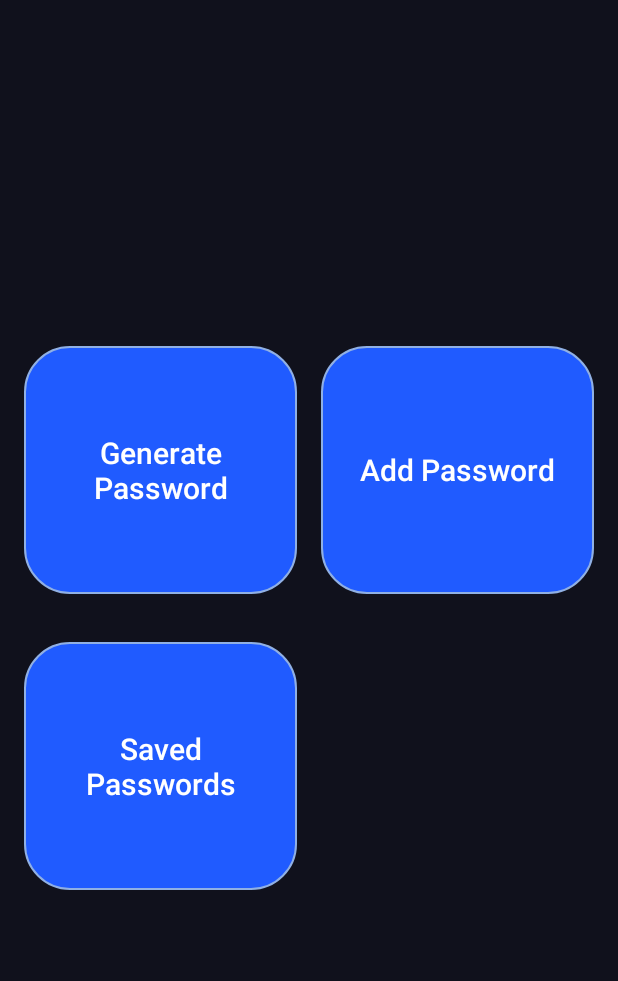
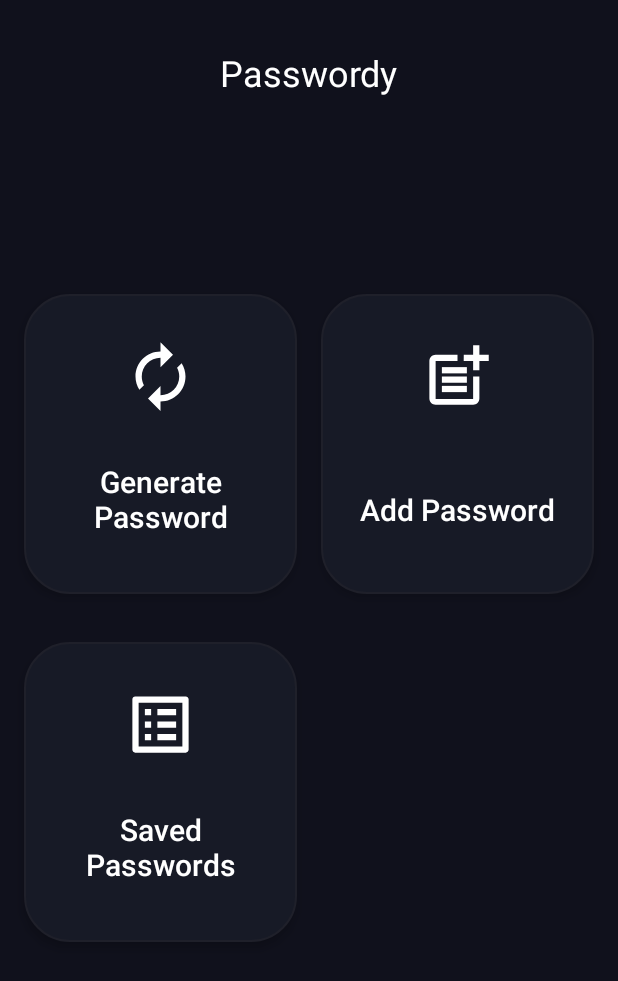
Before and after one commit to aayman93/passwordy, an Android app: the screen it shows after launch (MainActivity), on a phone screen of 412 x 824 dp. Shown: the top 981 px of the screen. Run offline under Robolectric (Android 15) with nearby library versions, the light colour scheme and no system bars; our stand-ins replace Dagger/Hilt's generated code, data binding.

Commit message:
Changed home fragment's UI

```diff
--- a/app/src/main/java/com/github/aayman93/passwordy/feature_password/presentation/save_password/SavePasswordUiState.kt
+++ b/app/src/main/java/com/github/aayman93/passwordy/feature_password/presentation/save_password/SavePasswordUiState.kt
@@ -7,7 +7,7 @@ data class SavePasswordUiState(
     val username: MutableStateFlow<String> = MutableStateFlow(""),
     val phone: MutableStateFlow<String> = MutableStateFlow(""),
     val website: MutableStateFlow<String> = MutableStateFlow(""),
-    var password: MutableStateFlow<String> = MutableStateFlow(""),
+    val password: MutableStateFlow<String> = MutableStateFlow(""),
 
     val id: Int? = null,
 
--- /dev/null
+++ b/app/src/main/res/drawable/background_home_buttons.xml
@@ -0,0 +1,9 @@
+<?xml version="1.0" encoding="utf-8"?>
+<shape xmlns:android="http://schemas.android.com/apk/res/android"
+    android:shape="rectangle">
+    <stroke
+        android:width="1dp"
+        android:color="#1f202a" />
+    <corners android:radius="30dp" />
+    <solid android:color="#171a26" />
+</shape>
--- /dev/null
+++ b/app/src/main/res/drawable/ic_add.xml
@@ -0,0 +1,13 @@
+<vector xmlns:android="http://schemas.android.com/apk/res/android" android:height="50dp" android:tint="#FFFFFF" android:viewportHeight="24" android:viewportWidth="24" android:width="50dp">
+
+    <path android:fillColor="@android:color/white" android:pathData="M17,19.22H5V7h7V5H5C3.9,5 3,5.9 3,7v12c0,1.1 0.9,2 2,2h12c1.1,0 2,-0.9 2,-2v-7h-2V19.22z"/>
+
+    <path android:fillColor="@android:color/white" android:pathData="M19,2h-2v3h-3c0.01,0.01 0,2 0,2h3v2.99c0.01,0.01 2,0 2,0V7h3V5h-3V2z"/>
+
+    <path android:fillColor="@android:color/white" android:pathData="M7,9h8v2h-8z"/>
+
+    <path android:fillColor="@android:color/white" android:pathData="M7,12l0,2l8,0l0,-2l-3,0z"/>
+
+    <path android:fillColor="@android:color/white" android:pathData="M7,15h8v2h-8z"/>
+
+</vector>
--- /dev/null
+++ b/app/src/main/res/drawable/ic_generate.xml
@@ -0,0 +1,5 @@
+<vector xmlns:android="http://schemas.android.com/apk/res/android" android:height="50dp" android:tint="#FFFFFF" android:viewportHeight="24" android:viewportWidth="24" android:width="50dp">
+
+    <path android:fillColor="@android:color/white" android:pathData="M12,6v3l4,-4 -4,-4v3c-4.42,0 -8,3.58 -8,8 0,1.57 0.46,3.03 1.24,4.26L6.7,14.8c-0.45,-0.83 -0.7,-1.79 -0.7,-2.8 0,-3.31 2.69,-6 6,-6zM18.76,7.74L17.3,9.2c0.44,0.84 0.7,1.79 0.7,2.8 0,3.31 -2.69,6 -6,6v-3l-4,4 4,4v-3c4.42,0 8,-3.58 8,-8 0,-1.57 -0.46,-3.03 -1.24,-4.26z"/>
+
+</vector>
--- /dev/null
+++ b/app/src/main/res/drawable/ic_list.xml
@@ -0,0 +1,5 @@
+<vector xmlns:android="http://schemas.android.com/apk/res/android" android:autoMirrored="true" android:height="50dp" android:tint="#FFFFFF" android:viewportHeight="24" android:viewportWidth="24" android:width="50dp">
+
+    <path android:fillColor="@android:color/white" android:pathData="M19,5v14L5,19L5,5h14m1.1,-2L3.9,3c-0.5,0 -0.9,0.4 -0.9,0.9v16.2c0,0.4 0.4,0.9 0.9,0.9h16.2c0.4,0 0.9,-0.5 0.9,-0.9L21,3.9c0,-0.5 -0.5,-0.9 -0.9,-0.9zM11,7h6v2h-6L11,7zM11,11h6v2h-6v-2zM11,15h6v2h-6zM7,7h2v2L7,9zM7,11h2v2L7,13zM7,15h2v2L7,17z"/>
+
+</vector>
--- a/app/src/main/res/layout/fragment_home.xml
+++ b/app/src/main/res/layout/fragment_home.xml
@@ -12,47 +12,118 @@
         android:layout_height="match_parent"
         tools:context=".feature_password.presentation.home.HomeFragment">
 
-        <Button
+        <TextView
+            android:id="@+id/screen_title"
+            android:layout_width="wrap_content"
+            android:layout_height="wrap_content"
+            android:layout_marginTop="32dp"
+            android:text="@string/app_name"
+            android:textAppearance="@style/TextAppearance.AppCompat.Headline"
+            app:layout_constraintEnd_toEndOf="parent"
+            app:layout_constraintStart_toStartOf="parent"
+            app:layout_constraintTop_toTopOf="parent" />
+
+        <androidx.constraintlayout.widget.ConstraintLayout
             android:id="@+id/generate_button"
-            style="@style/MainButtonStyle"
+            style="@style/HomeButtonStyle"
             android:layout_width="0dp"
-            android:layout_height="0dp"
-            app:layout_constraintDimensionRatio="1.1"
+            android:layout_height="200dp"
             android:layout_marginStart="16dp"
             android:layout_marginEnd="8dp"
             android:layout_marginBottom="32dp"
-            android:text="@string/generate_password"
-            app:layout_constraintVertical_chainStyle="packed"
             app:layout_constraintBottom_toTopOf="@id/show_button"
             app:layout_constraintEnd_toStartOf="@id/add_button"
             app:layout_constraintStart_toStartOf="parent"
-            app:layout_constraintTop_toTopOf="parent" />
+            app:layout_constraintTop_toTopOf="parent"
+            app:layout_constraintVertical_chainStyle="packed">
 
-        <Button
+            <ImageView
+                android:id="@+id/generate_icon"
+                android:layout_width="wrap_content"
+                android:layout_height="wrap_content"
+                android:contentDescription="@null"
+                app:layout_constraintEnd_toEndOf="parent"
+                app:layout_constraintStart_toStartOf="parent"
+                app:layout_constraintTop_toTopOf="parent"
+                app:srcCompat="@drawable/ic_generate" />
+
+            <TextView
+                android:layout_width="match_parent"
+                android:layout_height="wrap_content"
+                android:text="@string/generate_password"
+                android:textAlignment="center"
+                android:textAppearance="@style/TextAppearance.AppCompat.Title"
+                app:layout_constraintBottom_toBottomOf="parent"
+                app:layout_constraintTop_toBottomOf="@id/generate_icon"
+                app:layout_constraintVertical_bias="0.8" />
+
+        </androidx.constraintlayout.widget.ConstraintLayout>
+
+        <androidx.constraintlayout.widget.ConstraintLayout
             android:id="@+id/add_button"
-            style="@style/MainButtonStyle"
+            style="@style/HomeButtonStyle"
             android:layout_width="0dp"
-            android:layout_height="0dp"
-            app:layout_constraintDimensionRatio="1.1"
+            android:layout_height="200dp"
+            android:layout_marginStart="8dp"
             android:layout_marginEnd="16dp"
-            android:layout_marginStart="8dp"
-            android:text="@string/add_password"
+            app:layout_constraintBottom_toBottomOf="@id/generate_button"
             app:layout_constraintEnd_toEndOf="parent"
             app:layout_constraintStart_toEndOf="@id/generate_button"
-            app:layout_constraintTop_toTopOf="@id/generate_button"
-            app:layout_constraintBottom_toBottomOf="@id/generate_button" />
+            app:layout_constraintTop_toTopOf="@id/generate_button">
 
-        <Button
+            <ImageView
+                android:id="@+id/add_icon"
+                android:layout_width="wrap_content"
+                android:layout_height="wrap_content"
+                android:contentDescription="@null"
+                app:layout_constraintEnd_toEndOf="parent"
+                app:layout_constraintStart_toStartOf="parent"
+                app:layout_constraintTop_toTopOf="parent"
+                app:srcCompat="@drawable/ic_add" />
+
+            <TextView
+                android:layout_width="match_parent"
+                android:layout_height="wrap_content"
+                android:text="@string/add_password"
+                android:textAlignment="center"
+                android:textAppearance="@style/TextAppearance.AppCompat.Title"
+                app:layout_constraintBottom_toBottomOf="parent"
+                app:layout_constraintTop_toBottomOf="@id/add_icon"
+                app:layout_constraintVertical_bias="0.8" />
+
+        </androidx.constraintlayout.widget.ConstraintLayout>
+
+        <androidx.constraintlayout.widget.ConstraintLayout
             android:id="@+id/show_button"
-            style="@style/MainButtonStyle"
+            style="@style/HomeButtonStyle"
             android:layout_width="0dp"
-            android:layout_height="0dp"
-            app:layout_constraintDimensionRatio="1.1"
-            android:text="@string/saved_passwords"
+            android:layout_height="200dp"
             app:layout_constraintBottom_toBottomOf="parent"
+            app:layout_constraintEnd_toEndOf="@id/generate_button"
             app:layout_constraintStart_toStartOf="@id/generate_button"
-            app:layout_constraintEnd_toEndOf="@id/generate_button"
-            app:layout_constraintTop_toBottomOf="@id/generate_button" />
+            app:layout_constraintTop_toBottomOf="@id/generate_button">
+
+            <ImageView
+                android:id="@+id/list_icon"
+                android:layout_width="wrap_content"
+                android:layout_height="wrap_content"
+                android:contentDescription="@null"
+                app:layout_constraintEnd_toEndOf="parent"
+                app:layout_constraintStart_toStartOf="parent"
+                app:layout_constraintTop_toTopOf="parent"
+                app:srcCompat="@drawable/ic_list" />
+
+            <TextView
+                android:layout_width="match_parent"
+                android:layout_height="wrap_content"
+                android:text="@string/saved_passwords"
+                android:textAlignment="center"
+                android:textAppearance="@style/TextAppearance.AppCompat.Title"
+                app:layout_constraintBottom_toBottomOf="parent"
+                app:layout_constraintTop_toBottomOf="@id/list_icon"
+                app:layout_constraintVertical_bias="0.8" />
+
+        </androidx.constraintlayout.widget.ConstraintLayout>
 
     </androidx.constraintlayout.widget.ConstraintLayout>
 </layout>
--- a/app/src/main/res/values/themes.xml
+++ b/app/src/main/res/values/themes.xml
@@ -39,4 +39,12 @@
         <item name="textAllCaps">false</item>
         <item name="backgroundTint">@null</item>
     </style>
+
+    <style name="HomeButtonStyle">
+        <item name="android:background">@drawable/background_home_buttons</item>
+        <item name="android:elevation">4dp</item>
+        <item name="android:foreground">?android:attr/selectableItemBackgroundBorderless</item>
+        <item name="android:paddingHorizontal">16dp</item>
+        <item name="android:paddingVertical">30dp</item>
+    </style>
 </resources>
```
